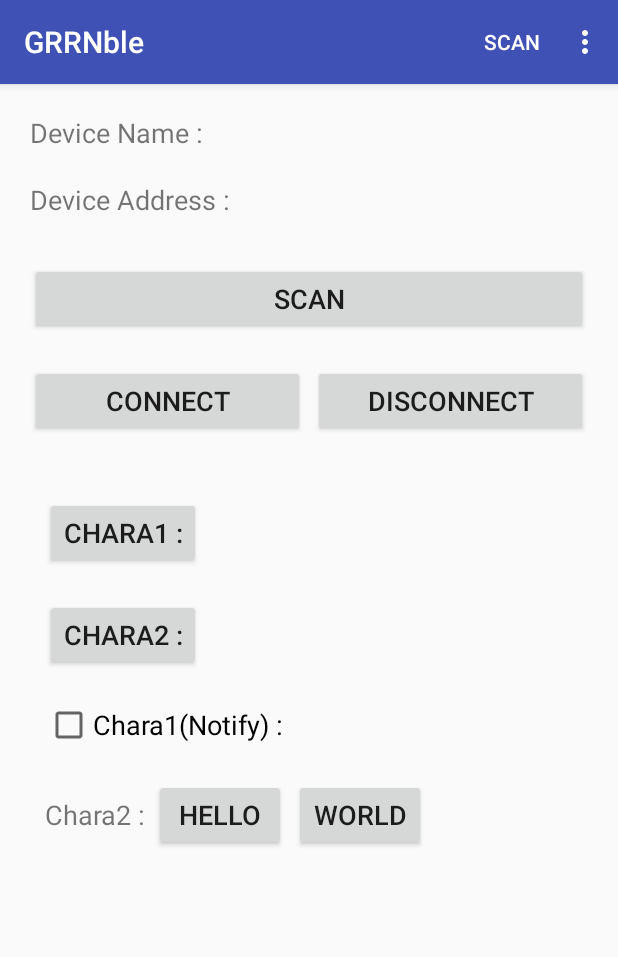
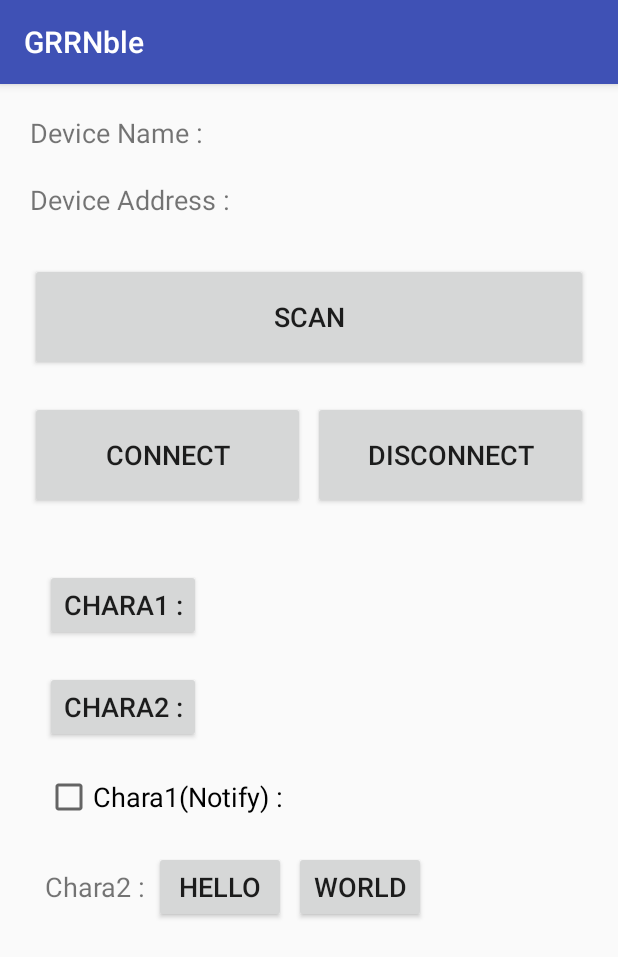
Before and after one commit to takjn/GRRNble, an Android app: the MainActivity screen opened directly, with no data from a screen before it, on a phone screen of 412 x 824 dp. Shown: the top 957 px of the screen. Run offline under Robolectric (Android 15) with nearby library versions, the light colour scheme and no system bars; 2 statements that could not run were skipped.

Commit message:
improve UI

```diff
--- a/Android/app/src/main/java/com/github/takjn/grrnble/MainActivity.java
+++ b/Android/app/src/main/java/com/github/takjn/grrnble/MainActivity.java
@@ -369,22 +369,22 @@ public class MainActivity extends AppCompatActivity implements View.OnClickListe
         super.onActivityResult(requestCode, resultCode, data);
     }
 
-    @Override
-    public boolean onCreateOptionsMenu(Menu menu) {
-        getMenuInflater().inflate(R.menu.activity_main, menu);
-        return true;
-    }
-
-    @Override
-    public boolean onOptionsItemSelected(MenuItem item) {
-        switch (item.getItemId()) {
-//            case R.id.menuitem_search:
-//                Intent devicelistactivityIntent = new Intent(this, DeviceListActivity.class);
-//                startActivityForResult(devicelistactivityIntent, REQUEST_CONNECTDEVICE);
-//                return true;
-        }
-        return false;
-    }
+//    @Override
+//    public boolean onCreateOptionsMenu(Menu menu) {
+//        getMenuInflater().inflate(R.menu.activity_main, menu);
+//        return true;
+//    }
+//
+//    @Override
+//    public boolean onOptionsItemSelected(MenuItem item) {
+//        switch (item.getItemId()) {
+////            case R.id.menuitem_search:
+////                Intent devicelistactivityIntent = new Intent(this, DeviceListActivity.class);
+////                startActivityForResult(devicelistactivityIntent, REQUEST_CONNECTDEVICE);
+////                return true;
+//        }
+//        return false;
+//    }
 
     @Override
     public void onClick(View v) {
--- a/Android/app/src/main/res/layout/activity_main.xml
+++ b/Android/app/src/main/res/layout/activity_main.xml
@@ -59,14 +59,14 @@
 
     <LinearLayout
         android:layout_width="match_parent"
-        android:layout_height="wrap_content"
+        android:layout_height="72dp"
         android:layout_margin="10dp"
         android:orientation="horizontal">
 
         <Button
             android:id="@+id/button_scan"
             android:layout_width="wrap_content"
-            android:layout_height="wrap_content"
+            android:layout_height="72dp"
             android:layout_weight="1"
             android:text="scan"
             android:textSize="18sp" />
@@ -82,7 +82,7 @@
         <Button
             android:id="@+id/button_connect"
             android:layout_width="match_parent"
-            android:layout_height="wrap_content"
+            android:layout_height="72dp"
             android:text="@string/connect"
             android:layout_weight="1"
             android:textSize="18sp" />
@@ -94,7 +94,7 @@
         <Button
             android:id="@+id/button_disconnect"
             android:layout_width="match_parent"
-            android:layout_height="wrap_content"
+            android:layout_height="72dp"
             android:text="@string/disconnect"
             android:layout_weight="1"
             android:textSize="18sp" />
```
Also changed, not shown: Android/app/src/main/AndroidManifest.xml (+5 -2 lines).
